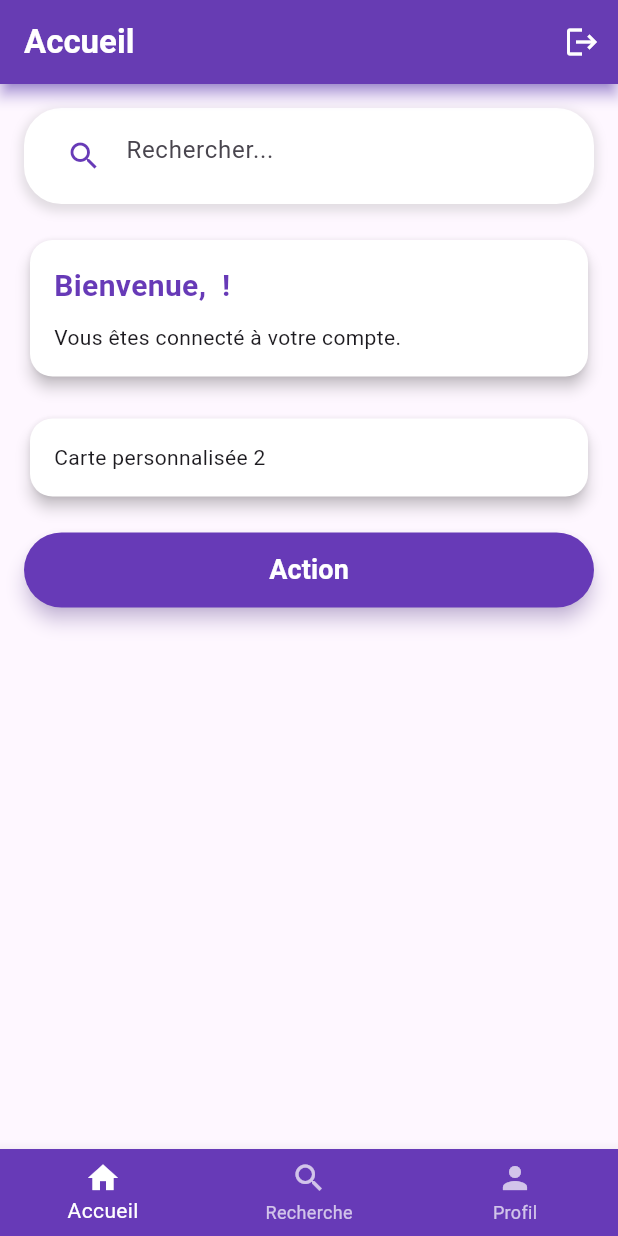
After one commit to Hemko364/lAwol, a Flutter app: the screen it shows once a user with an empty profile is signed in, after a tap on the "logout" icon, on a phone screen of 412 x 824 dp. The commit adds this screen. Run offline on Flutter 3.47's test engine with Material 3 defaults, Android fonts, the phone set to English and light mode, and no system bars; our stand-ins replace firebase_auth, firebase_core, flutter_riverpod, flutter_secure_storage, get_it, google_sign_in and 1 more; accounts and stored records are empty; network calls fail.

Commit message:
feat: implement dependency injection and authentication state management
- Set up GetIt for dependency injection with Firebase Auth and secure storage services
- Added Riverpod providers for auth state management with automatic login/logout flow
- Created reusable UI components (CustomAppBar, CustomButton, CustomCard, etc.) and home screen

```diff
--- /dev/null
+++ b/lib/core/di/injection.dart
@@ -0,0 +1,19 @@
+import 'package:get_it/get_it.dart';
+import 'package:firebase_auth/firebase_auth.dart';
+import 'package:flutter_secure_storage/flutter_secure_storage.dart';
+import '../../../data/firebase/auth_service.dart';
+
+final getIt = GetIt.instance;
+
+void setupInjection() {
+  // Firebase Auth
+  getIt.registerLazySingleton<FirebaseAuth>(() => FirebaseAuth.instance);
+
+  // Secure Storage
+  getIt.registerLazySingleton<FlutterSecureStorage>(() => const FlutterSecureStorage());
+
+  // Auth Service
+  getIt.registerLazySingleton<FirebaseAuthService>(() => FirebaseAuthService(
+        getIt<FirebaseAuth>(),
+      ));
+}
--- /dev/null
+++ b/lib/core/providers/auth_provider.dart
@@ -0,0 +1,14 @@
+import 'package:flutter_riverpod/flutter_riverpod.dart';
+import 'package:firebase_auth/firebase_auth.dart';
+import '../di/injection.dart';
+
+// Provider for FirebaseAuth instance
+final firebaseAuthProvider = Provider<FirebaseAuth>((ref) {
+  return getIt<FirebaseAuth>();
+});
+
+// StreamProvider for auth state changes
+final authStateProvider = StreamProvider<User?>((ref) {
+  final auth = ref.watch(firebaseAuthProvider);
+  return auth.authStateChanges();
+});
--- a/lib/data/firebase/auth_service.dart
+++ b/lib/data/firebase/auth_service.dart
@@ -4,7 +4,9 @@ import 'package:sign_in_with_apple/sign_in_with_apple.dart';
 import 'package:flutter/foundation.dart';
 
 class FirebaseAuthService {
-  final FirebaseAuth _auth = FirebaseAuth.instance;
+  final FirebaseAuth _auth;
+
+  FirebaseAuthService(this._auth);
 
   // Configuration Google Sign-In
   final GoogleSignIn _googleSignIn = GoogleSignIn(
--- a/lib/main.dart
+++ b/lib/main.dart
@@ -1,26 +1,43 @@
 import 'package:flutter/material.dart';
 import 'package:firebase_core/firebase_core.dart';
+import 'package:flutter_riverpod/flutter_riverpod.dart';
 import 'firebase_options.dart';
 import 'presentation/ui/login_screen/login_screen.dart';
+import 'presentation/ui/home_screen/home_screen.dart';
+import 'core/di/injection.dart';
+import 'core/providers/auth_provider.dart';
 
 void main() async {
   WidgetsFlutterBinding.ensureInitialized();
-  await Firebase.initializeApp(options: DefaultFirebaseOptions.currentPlatform);
-  runApp(const MyApp());
+  await Firebase.initializeApp(
+    options: DefaultFirebaseOptions.currentPlatform,
+  );
+  setupInjection();
+  runApp(const ProviderScope(child: MyApp()));
 }
 
-class MyApp extends StatelessWidget {
+class MyApp extends ConsumerWidget {
   const MyApp({super.key});
 
   @override
-  Widget build(BuildContext context) {
+  Widget build(BuildContext context, WidgetRef ref) {
+    final authState = ref.watch(authStateProvider);
+
     return MaterialApp(
       title: 'Lawol',
       debugShowCheckedModeBanner: false,
       theme: ThemeData(
         colorScheme: ColorScheme.fromSeed(seedColor: Colors.deepPurple),
       ),
-      home: const LoginScreen(),
+      home: authState.when(
+        data: (user) => user != null ? const HomeScreen() : const LoginScreen(),
+        loading: () => const Scaffold(
+          body: Center(child: CircularProgressIndicator()),
+        ),
+        error: (error, stack) => const Scaffold(
+          body: Center(child: Text('Erreur d\'authentification')),
+        ),
+      ),
     );
   }
 }
--- /dev/null
+++ b/lib/presentation/ui/home_screen/home_screen.dart
@@ -0,0 +1,110 @@
+import 'package:flutter/material.dart';
+import 'package:flutter_riverpod/flutter_riverpod.dart';
+import '../../widgets/custom_appbar.dart';
+import '../../widgets/custom_bottom_nav.dart';
+import '../../widgets/custom_search_bar.dart';
+import '../../widgets/custom_button.dart';
+import '../../widgets/custom_card.dart';
+import '../../../core/providers/auth_provider.dart';
+
+class HomeScreen extends ConsumerStatefulWidget {
+  const HomeScreen({super.key});
+
+  @override
+  ConsumerState<HomeScreen> createState() => _HomeScreenState();
+}
+
+class _HomeScreenState extends ConsumerState<HomeScreen> {
+  int _selectedIndex = 0;
+  final TextEditingController _searchController = TextEditingController();
+
+  void _onItemTapped(int index) {
+    setState(() {
+      _selectedIndex = index;
+    });
+  }
+
+  Future<void> _logout() async {
+    final auth = ref.read(firebaseAuthProvider);
+    await auth.signOut();
+  }
+
+  @override
+  Widget build(BuildContext context) {
+    final userAsync = ref.watch(authStateProvider);
+    final user = userAsync.maybeWhen(
+      data: (user) => user,
+      orElse: () => null,
+    );
+
+    return Scaffold(
+      appBar: CustomAppBar(
+        title: 'Accueil',
+        actions: [
+          IconButton(
+            icon: const Icon(Icons.logout, color: Colors.white),
+            onPressed: _logout,
+          ),
+        ],
+      ),
+      body: Padding(
+        padding: const EdgeInsets.all(16.0),
+        child: Column(
+          children: [
+            CustomSearchBar(
+              controller: _searchController,
+              onChanged: (value) {
+                // Logique de recherche
+              },
+            ),
+            const SizedBox(height: 20),
+            Expanded(
+              child: ListView(
+                children: [
+                  CustomCard(
+                    child: Column(
+                      crossAxisAlignment: CrossAxisAlignment.start,
+                      children: [
+                        Text(
+                          'Bienvenue, ${user?.email ?? 'Utilisateur'} !',
+                          style: const TextStyle(
+                            fontSize: 20,
+                            fontWeight: FontWeight.bold,
+                            color: Colors.deepPurple,
+                          ),
+                        ),
+                        const SizedBox(height: 10),
+                        const Text('Vous êtes connecté à votre compte.'),
+                      ],
+                    ),
+                  ),
+                  const SizedBox(height: 20),
+                  CustomCard(
+                    child: const Text('Carte personnalisée 2'),
+                  ),
+                  const SizedBox(height: 20),
+                  CustomButton(
+                    text: 'Action',
+                    onPressed: () {
+                      // Action
+                    },
+                  ),
+                ],
+              ),
+            ),
+          ],
+        ),
+      ),
+      bottomNavigationBar: CustomBottomNavBar(
+        currentIndex: _selectedIndex,
+        onTap: _onItemTapped,
+      ),
+    );
+  }
+
+  @override
+  void dispose() {
+    _searchController.dispose();
+    super.dispose();
+  }
+}
--- a/lib/presentation/ui/login_screen/login_screen.dart
+++ b/lib/presentation/ui/login_screen/login_screen.dart
@@ -1,6 +1,7 @@
 import 'package:flutter/material.dart';
 import 'package:firebase_auth/firebase_auth.dart';
 import '../../../data/firebase/auth_service.dart';
+import '../../../core/di/injection.dart';
 
 class LoginScreen extends StatefulWidget {
   const LoginScreen({super.key});
@@ -10,10 +11,16 @@ class LoginScreen extends StatefulWidget {
 }
 
 class _LoginScreenState extends State<LoginScreen> {
-  final FirebaseAuthService _authService = FirebaseAuthService();
+  late final FirebaseAuthService _authService;
   final TextEditingController _emailController = TextEditingController();
   final TextEditingController _passwordController = TextEditingController();
   bool _isLoading = false;
+
+  @override
+  void initState() {
+    super.initState();
+    _authService = getIt<FirebaseAuthService>();
+  }
 
   @override
   void dispose() {
@@ -40,6 +47,7 @@ class _LoginScreenState extends State<LoginScreen> {
         SnackBar(content: Text(e.message ?? 'Sign in failed')),
       );
     } finally {
+      if (!mounted) return;
       setState(() => _isLoading = false);
     }
   }
@@ -61,6 +69,7 @@ class _LoginScreenState extends State<LoginScreen> {
         SnackBar(content: Text(e.message ?? 'Sign up failed')),
       );
     } finally {
+      if (!mounted) return;
       setState(() => _isLoading = false);
     }
   }
@@ -84,6 +93,7 @@ class _LoginScreenState extends State<LoginScreen> {
         SnackBar(content: Text('Google sign in failed: $e')),
       );
     } finally {
+      if (!mounted) return;
       setState(() => _isLoading = false);
     }
   }
@@ -102,6 +112,7 @@ class _LoginScreenState extends State<LoginScreen> {
         SnackBar(content: Text(e.message ?? 'Apple sign in failed')),
       );
     } finally {
+      if (!mounted) return;
       setState(() => _isLoading = false);
     }
   }
--- /dev/null
+++ b/lib/presentation/widgets/custom_appbar.dart
@@ -0,0 +1,22 @@
+import 'package:flutter/material.dart';
+
+class CustomAppBar extends StatelessWidget implements PreferredSizeWidget {
+  final String title;
+  final List<Widget>? actions;
+
+  const CustomAppBar({super.key, required this.title, this.actions});
+
+  @override
+  Widget build(BuildContext context) {
+    return AppBar(
+      title: Text(title, style: const TextStyle(color: Colors.white, fontWeight: FontWeight.bold)),
+      backgroundColor: Colors.deepPurple,
+      elevation: 4,
+      shadowColor: Colors.deepPurpleAccent,
+      actions: actions,
+    );
+  }
+
+  @override
+  Size get preferredSize => const Size.fromHeight(kToolbarHeight);
+}
--- /dev/null
+++ b/lib/presentation/widgets/custom_bottom_nav.dart
@@ -0,0 +1,33 @@
+import 'package:flutter/material.dart';
+
+class CustomBottomNavBar extends StatelessWidget {
+  final int currentIndex;
+  final Function(int) onTap;
+
+  const CustomBottomNavBar({super.key, required this.currentIndex, required this.onTap});
+
+  @override
+  Widget build(BuildContext context) {
+    return BottomNavigationBar(
+      currentIndex: currentIndex,
+      onTap: onTap,
+      backgroundColor: Colors.deepPurple,
+      selectedItemColor: Colors.white,
+      unselectedItemColor: Colors.white70,
+      items: const [
+        BottomNavigationBarItem(
+          icon: Icon(Icons.home),
+          label: 'Accueil',
+        ),
+        BottomNavigationBarItem(
+          icon: Icon(Icons.search),
+          label: 'Recherche',
+        ),
+        BottomNavigationBarItem(
+          icon: Icon(Icons.person),
+          label: 'Profil',
+        ),
+      ],
+    );
+  }
+}
--- /dev/null
+++ b/lib/presentation/widgets/custom_button.dart
@@ -0,0 +1,44 @@
+import 'package:flutter/material.dart';
+
+class CustomButton extends StatelessWidget {
+  final String text;
+  final VoidCallback onPressed;
+  final Color? backgroundColor;
+  final Color? textColor;
+  final double? width;
+  final double? height;
+
+  const CustomButton({
+    super.key,
+    required this.text,
+    required this.onPressed,
+    this.backgroundColor = Colors.deepPurple,
+    this.textColor = Colors.white,
+    this.width,
+    this.height = 50,
+  });
+
+  @override
+  Widget build(BuildContext context) {
+    return SizedBox(
+      width: width ?? MediaQuery.of(context).size.width * 0.8,
+      height: height,
+      child: ElevatedButton(
+        onPressed: onPressed,
+        style: ElevatedButton.styleFrom(
+          backgroundColor: backgroundColor,
+          foregroundColor: textColor,
+          shape: RoundedRectangleBorder(
+            borderRadius: BorderRadius.circular(25),
+          ),
+          elevation: 5,
+          shadowColor: backgroundColor?.withOpacity(0.5),
+        ),
+        child: Text(
+          text,
+          style: const TextStyle(fontSize: 18, fontWeight: FontWeight.bold),
+        ),
+      ),
+    );
+  }
+}
--- /dev/null
+++ b/lib/presentation/widgets/custom_card.dart
@@ -0,0 +1,37 @@
+import 'package:flutter/material.dart';
+
+class CustomCard extends StatelessWidget {
+  final Widget child;
+  final EdgeInsetsGeometry? padding;
+  final Color? color;
+  final double? elevation;
+  final VoidCallback? onTap;
+
+  const CustomCard({
+    super.key,
+    required this.child,
+    this.padding = const EdgeInsets.all(16),
+    this.color = Colors.white,
+    this.elevation = 4,
+    this.onTap,
+  });
+
+  @override
+  Widget build(BuildContext context) {
+    return Card(
+      color: color,
+      elevation: elevation,
+      shape: RoundedRectangleBorder(
+        borderRadius: BorderRadius.circular(15),
+      ),
+      child: InkWell(
+        onTap: onTap,
+        borderRadius: BorderRadius.circular(15),
+        child: Padding(
+          padding: padding!,
+          child: child,
+        ),
+      ),
+    );
+  }
+}
--- /dev/null
+++ b/lib/presentation/widgets/custom_search_bar.dart
@@ -0,0 +1,42 @@
+import 'package:flutter/material.dart';
+
+class CustomSearchBar extends StatelessWidget {
+  final TextEditingController controller;
+  final String hintText;
+  final Function(String) onChanged;
+
+  const CustomSearchBar({
+    super.key,
+    required this.controller,
+    this.hintText = 'Rechercher...',
+    required this.onChanged,
+  });
+
+  @override
+  Widget build(BuildContext context) {
+    return Container(
+      padding: const EdgeInsets.symmetric(horizontal: 16, vertical: 8),
+      decoration: BoxDecoration(
+        color: Colors.white,
+        borderRadius: BorderRadius.circular(25),
+        boxShadow: [
+          BoxShadow(
+            color: Colors.grey.withOpacity(0.3),
+            spreadRadius: 2,
+            blurRadius: 5,
+            offset: const Offset(0, 3),
+          ),
+        ],
+      ),
+      child: TextField(
+        controller: controller,
+        onChanged: onChanged,
+        decoration: InputDecoration(
+          hintText: hintText,
+          border: InputBorder.none,
+          prefixIcon: const Icon(Icons.search, color: Colors.deepPurple),
+        ),
+      ),
+    );
+  }
+}
--- a/pubspec.yaml
+++ b/pubspec.yaml
@@ -40,6 +40,8 @@ dependencies:
   google_sign_in: ^6.2.1
   sign_in_with_apple: ^6.1.1
   flutter_secure_storage: ^9.2.2
+  flutter_riverpod: ^2.5.1
+  get_it: ^7.7.0
 
 dev_dependencies:
   flutter_test:
```
Also changed, not shown: pubspec.lock.
